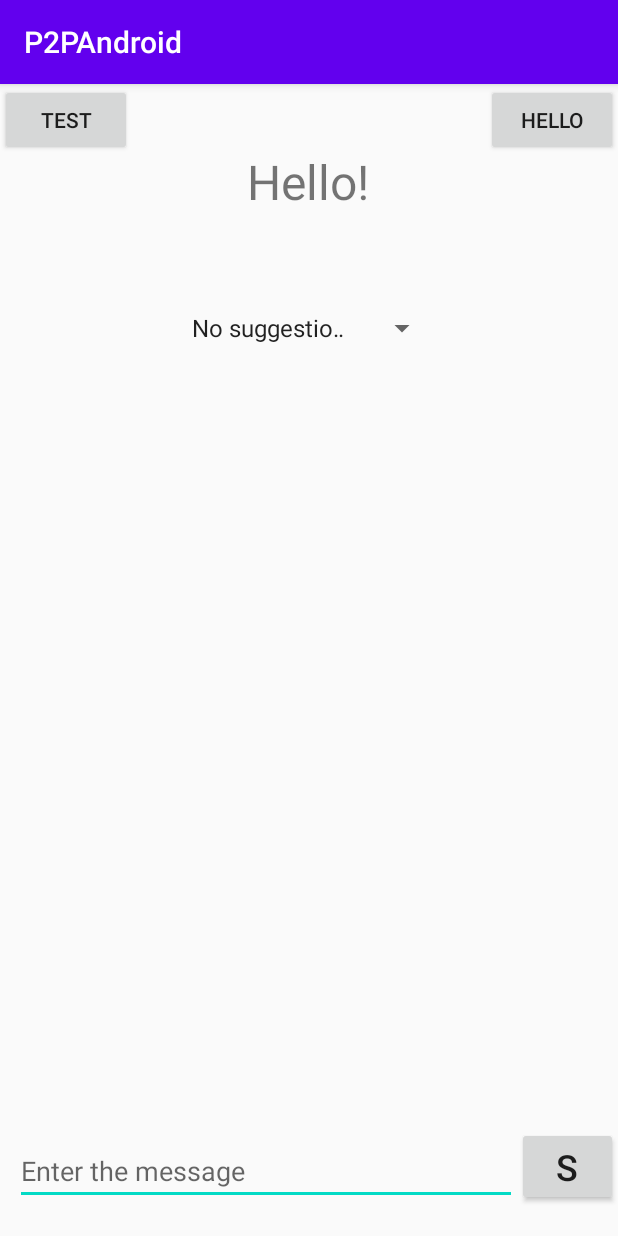
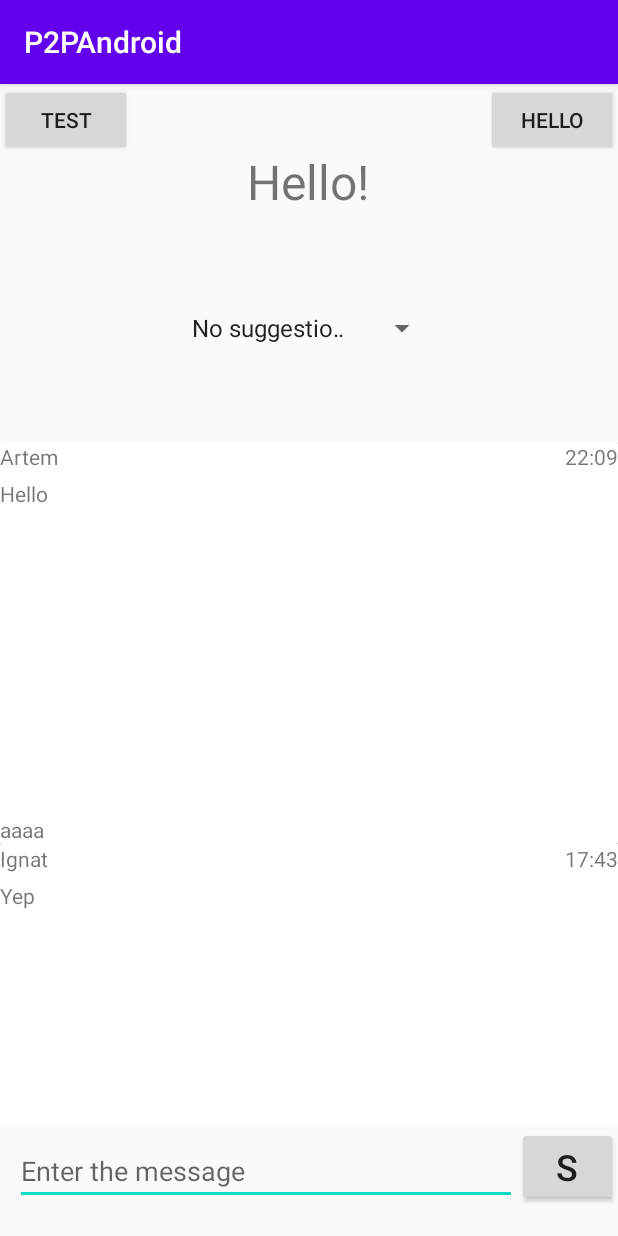
Before and after one commit to UgAr-study/P2PMessager, an Android app: the MainActivity screen opened directly, with no data from a screen before it, on a phone screen of 412 x 824 dp. Run offline under Robolectric (Android 15) with nearby library versions, the phone set to English and light mode, and no system bars.

Commit message:
for Ignat

```diff
--- a/P2PAndroid/app/build.gradle
+++ b/P2PAndroid/app/build.gradle
@@ -26,6 +26,8 @@ dependencies {
     implementation fileTree(dir: "libs", include: ["*.jar"])
     implementation 'androidx.appcompat:appcompat:1.2.0'
     implementation 'androidx.constraintlayout:constraintlayout:2.0.4'
+    implementation 'androidx.recyclerview:recyclerview:1.1.0'
+    implementation 'androidx.cardview:cardview:1.0.0'
     testImplementation 'junit:junit:4.12'
     androidTestImplementation 'androidx.test.ext:junit:1.1.2'
     androidTestImplementation 'androidx.test.espresso:espresso-core:3.3.0'
--- a/P2PAndroid/app/src/main/java/com/example/p2pandroid/MainActivity.java
+++ b/P2PAndroid/app/src/main/java/com/example/p2pandroid/MainActivity.java
@@ -2,6 +2,8 @@ package com.example.p2pandroid;
 
 import androidx.annotation.NonNull;
 import androidx.appcompat.app.AppCompatActivity;
+import androidx.recyclerview.widget.LinearLayoutManager;
+import androidx.recyclerview.widget.RecyclerView;
 
 import android.content.Intent;
 import android.os.AsyncTask;
@@ -35,14 +37,17 @@ public class MainActivity extends AppCompatActivity {
     private String userPublicKye = null;
     private String userIpAddress = null;
     public SQLDataBase UsersTable;
-    ArrayList<String> NamesInTable;
+    public ArrayList<String> NamesInTable;
     public ArrayAdapter<String> userListAdapter;
     private Handler receiveMessagesHandler;
     private Handler receiveContactsHandler;
-    TCPReceiver tcpReceiver;
-    MultiCastReceiver mcReceiver;
+    private TCPReceiver tcpReceiver;
+    private MultiCastReceiver mcReceiver;
 
-    //private String[] users = { "Artem", "Ignat"};
+
+    String[] fromNamesTest = { "Artem", "Ignat" };
+    String[] textMsgTest   = { "Hello\n\n\n\n\n\n\n\n\n\n\n\n\n\naaaa", "Yep\n\n\n\n\n\n\n\n\n\n\n\n\n\nbbbbb"   };
+    String[] timesTest     = { "22:09", "17:43" };
 
     @Override
     protected void onCreate(Bundle savedInstanceState) {
@@ -55,17 +60,19 @@ public class MainActivity extends AppCompatActivity {
         userPassword = intent.getStringExtra(LoginActivity.EXTRA_PASSWORD);
 
 
-        ////////////////////////////////////
-        //userName = "Artem";
-        //userPassword = "aaaaaaaaaaaa";
-        ////////////////////////////////////
+        UsersTable = new SQLDataBase(this, "UsersContacts");
 
-        UsersTable = new SQLDataBase(this);
 
-        receiveMessagesHandler = new TCPReceiverHandler(this);
-        receiveContactsHandler = new MCReceiverHandler(this);
+        //receiveMessagesHandler = new TCPReceiverHandler(this);
+        //receiveContactsHandler = new MCReceiverHandler(this);
 
-        ConnectToNetWork();
+        RecyclerView recyclerView = findViewById(R.id.recyclerView);
+        RecyclerViewAdapter recyclerViewAdapter = new RecyclerViewAdapter(this, fromNamesTest, textMsgTest, timesTest);
+        recyclerView.setAdapter(recyclerViewAdapter);
+        recyclerView.setLayoutManager(new LinearLayoutManager(this));
+
+
+        //ConnectToNetWork();
 
         Spinner usersList = findViewById(R.id.userList);
 
@@ -130,7 +137,7 @@ public class MainActivity extends AppCompatActivity {
         new SendMessage().execute(message);
     }
 
-    public void onClickTestButton (View v) {
+    /*public void onClickTestButton (View v) {
 
         TextView textField = findViewById(R.id.textField);
         textField.setText("TextView");
@@ -164,7 +171,7 @@ public class MainActivity extends AppCompatActivity {
         }
 
         textField.setText(text);
-    }
+    }*/
 
     public void onClickSendMCRequest (View v) {
         new MultiCastSender("all", userName, userPublicKye).start();
@@ -203,6 +210,7 @@ public class MainActivity extends AppCompatActivity {
     }
 }
 
+/*
 class TCPReceiverHandler extends Handler {
     WeakReference<MainActivity> wrActivity;
 
@@ -275,4 +283,4 @@ class MCReceiverHandler extends Handler {
                 break;
         }
     }
-}
+}*/
--- /dev/null
+++ b/P2PAndroid/app/src/main/java/com/example/p2pandroid/RecyclerViewAdapter.java
@@ -0,0 +1,61 @@
+package com.example.p2pandroid;
+
+import android.content.Context;
+import android.view.LayoutInflater;
+import android.view.View;
+import android.view.ViewGroup;
+import android.widget.TextView;
+
+import androidx.annotation.NonNull;
+import androidx.recyclerview.widget.RecyclerView;
+
+public class RecyclerViewAdapter extends RecyclerView.Adapter<RecyclerViewAdapter.MyViewHolder> {
+
+
+    String[] sendersNames;
+    String[] sendersMsg;
+    String[] timeStamps;
+
+    Context context;
+
+    public RecyclerViewAdapter (Context ct, String[] names, String[] msgs, String[] times) {
+        context = ct;
+        sendersMsg = msgs;
+        sendersNames = names;
+        timeStamps = times;
+    }
+
+    @NonNull
+    @Override
+    public MyViewHolder onCreateViewHolder(@NonNull ViewGroup parent, int viewType) {
+        LayoutInflater inflater = LayoutInflater.from(context);
+        View v = inflater.inflate(R.layout.item_message, parent, false);
+        return new MyViewHolder(v);
+    }
+
+    @Override
+    public void onBindViewHolder(@NonNull MyViewHolder holder, int position) {
+        holder.fromName.setText(sendersNames[position]);
+        holder.message.setText(sendersMsg[position]);
+        holder.timeStamp.setText(timeStamps[position]);
+
+    }
+
+    @Override
+    public int getItemCount() {
+        return sendersNames.length;
+    }
+
+    public class MyViewHolder extends RecyclerView.ViewHolder {
+        TextView fromName;
+        TextView timeStamp;
+        TextView message;
+
+        public MyViewHolder(@NonNull View itemView) {
+            super(itemView);
+            fromName  = itemView.findViewById(R.id.nameOfSender);
+            timeStamp = itemView.findViewById(R.id.timeStamp);
+            message   = itemView.findViewById(R.id.messageText);
+        }
+    }
+}
--- a/P2PAndroid/app/src/main/java/com/example/p2pandroid/SQLDataBase.java
+++ b/P2PAndroid/app/src/main/java/com/example/p2pandroid/SQLDataBase.java
@@ -14,8 +14,8 @@ import java.util.ArrayList;
 public class SQLDataBase {
     SQLHelper helper;
 
-    public SQLDataBase (Context context) {
-        helper = new SQLHelper(context);
+    public SQLDataBase (Context context, String tableName) {
+        helper = new SQLHelper(context, tableName);
     }
 
     public void WriteDB (String name, String ip, String publicKey, String encryptAESKey) {
@@ -241,16 +241,17 @@ class SQLHelper extends SQLiteOpenHelper {
 
     public static final int DATABASE_VERSION = 1;
     public static final String DATABASE_NAME = "USERS";
-    public static final String TABLE_NAME = "UsersContacts";
-
+    //public static final String TABLE_NAME = "UsersContacts";
+    public static String TABLE_NAME;
     public static final String KEY_ID = "_id";
     public static final String KEY_NAME = "name";
     public static final String KEY_IP_ADDRESS = "ipAddress";
     public static final String KEY_PUBLIC_KEY = "publicKey";
     public static final String KEY_ENCRYPT_AES_KEY = "encryptAESKey";
 
-    public SQLHelper(@Nullable Context context) {
+    public SQLHelper(@Nullable Context context, String tableName) {
         super(context, DATABASE_NAME, null, DATABASE_VERSION);
+        TABLE_NAME = tableName;
     }
 
     @Override
--- a/P2PAndroid/app/src/main/res/layout/activity_main.xml
+++ b/P2PAndroid/app/src/main/res/layout/activity_main.xml
@@ -80,34 +80,24 @@
         android:layout_marginStart="120dp"
         android:layout_marginEnd="120dp"
         app:layout_constraintTop_toBottomOf="@id/greating"
-        app:layout_constraintBottom_toTopOf="@id/scroll"
+        app:layout_constraintBottom_toTopOf="@id/recyclerView"
         app:layout_constraintRight_toRightOf="parent"
         app:layout_constraintLeft_toLeftOf="parent"
         app:layout_constraintHorizontal_bias="0.5"
         app:layout_constraintVertical_bias="0.5"
         android:spinnerMode="dialog"/>
 
-    <ScrollView
-        android:id="@+id/scroll"
+
+    <androidx.recyclerview.widget.RecyclerView
+        android:id="@+id/recyclerView"
         android:layout_width="match_parent"
         app:layout_constraintVertical_weight="3"
         android:layout_height="0dp"
         app:layout_constraintTop_toBottomOf="@id/userList"
         app:layout_constraintBottom_toTopOf="@id/sendLayout"
-        app:layout_constraintRight_toRightOf="parent"
         app:layout_constraintLeft_toLeftOf="parent"
-        app:layout_constraintHorizontal_bias="0.5"
-        >
+        />
 
-        <TextView
-            android:id="@+id/textField"
-            android:layout_width="match_parent"
-            android:layout_height="wrap_content"
-            android:layout_marginStart="10dp"
-            android:layout_marginEnd="10dp"
-            />
-
-    </ScrollView>
 
 
 
--- /dev/null
+++ b/P2PAndroid/app/src/main/res/layout/item_message.xml
@@ -0,0 +1,53 @@
+<?xml version="1.0" encoding="utf-8"?>
+<androidx.constraintlayout.widget.ConstraintLayout
+    xmlns:android="http://schemas.android.com/apk/res/android"
+    xmlns:app="http://schemas.android.com/apk/res-auto"
+    xmlns:tools="http://schemas.android.com/tools"
+    android:layout_width="match_parent"
+    android:layout_height="wrap_content">
+
+    <androidx.cardview.widget.CardView
+        android:layout_width="match_parent"
+        android:layout_height="wrap_content"
+        app:layout_constraintBottom_toBottomOf="parent"
+        app:layout_constraintEnd_toEndOf="parent"
+        app:layout_constraintStart_toStartOf="parent"
+        app:layout_constraintTop_toTopOf="parent">
+
+        <androidx.constraintlayout.widget.ConstraintLayout
+            android:layout_width="match_parent"
+            android:layout_height="match_parent">
+
+
+            <TextView
+                android:id="@+id/nameOfSender"
+                android:layout_width="wrap_content"
+                android:layout_height="wrap_content"
+                android:text="Name"
+                app:layout_constraintStart_toStartOf="parent"
+                app:layout_constraintTop_toTopOf="parent" />
+
+            <TextView
+                android:id="@+id/timeStamp"
+                android:layout_width="wrap_content"
+                android:layout_height="wrap_content"
+                android:layout_marginStart="292dp"
+                android:text="22:09"
+                app:layout_constraintEnd_toEndOf="parent"
+                app:layout_constraintTop_toTopOf="parent" />
+
+            <TextView
+                android:id="@+id/messageText"
+                android:layout_width="match_parent"
+                android:layout_height="wrap_content"
+                android:layout_marginTop="5dp"
+                android:layout_marginEnd="30dp"
+                android:text="TextView"
+                app:layout_constraintStart_toStartOf="parent"
+                app:layout_constraintTop_toBottomOf="@+id/nameOfSender" />
+
+        </androidx.constraintlayout.widget.ConstraintLayout>
+
+    </androidx.cardview.widget.CardView>
+
+</androidx.constraintlayout.widget.ConstraintLayout>
```
